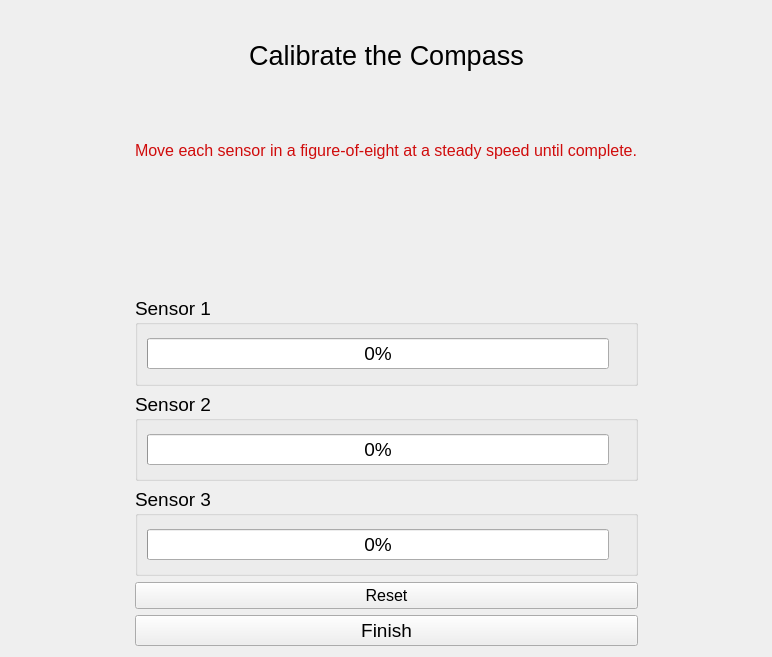
First picture: the form in LiveDataView/compass_cal_widget.ui, repository mmcinnes123/Delsys_GUI_For_Physios, before the edit.
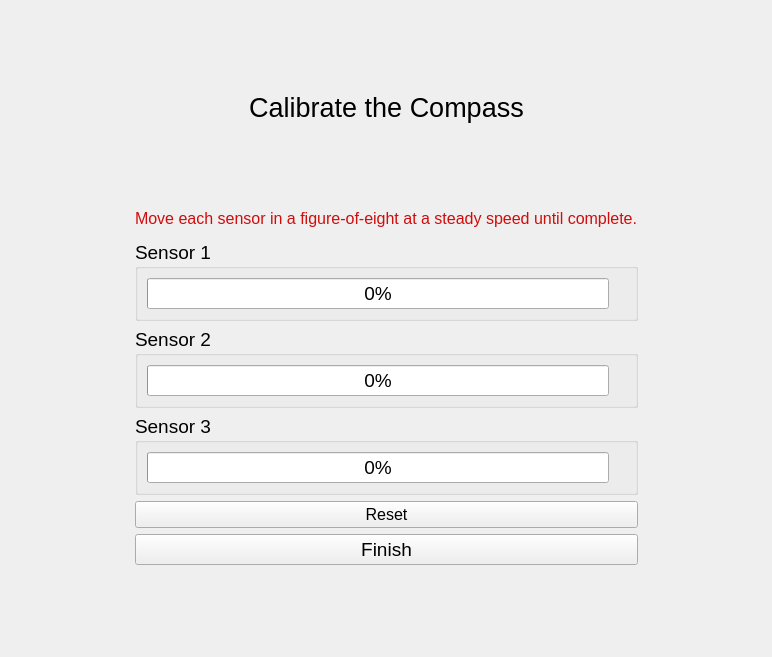
Second picture: the form after the edit.

Commit message: Small change in spacing of mag cal windwow.

Diff of the .ui file:
```diff
--- a/LiveDataView/compass_cal_widget.ui
+++ b/LiveDataView/compass_cal_widget.ui
@@ -14,7 +14,33 @@
    <string>Form</string>
   </property>
   <layout class="QGridLayout" name="gridLayout">
-   <item row="0" column="1">
+   <item row="1" column="0" rowspan="7">
+    <spacer name="horizontalSpacer">
+     <property name="orientation">
+      <enum>Qt::Horizontal</enum>
+     </property>
+     <property name="sizeHint" stdset="0">
+      <size>
+       <width>40</width>
+       <height>20</height>
+      </size>
+     </property>
+    </spacer>
+   </item>
+   <item row="1" column="2" rowspan="7">
+    <spacer name="horizontalSpacer_2">
+     <property name="orientation">
+      <enum>Qt::Horizontal</enum>
+     </property>
+     <property name="sizeHint" stdset="0">
+      <size>
+       <width>40</width>
+       <height>20</height>
+      </size>
+     </property>
+    </spacer>
+   </item>
+   <item row="1" column="1">
     <widget class="QLabel" name="label">
      <property name="font">
       <font>
@@ -29,44 +55,19 @@
      </property>
     </widget>
    </item>
-   <item row="7" column="1">
-    <widget class="QPushButton" name="finishButton">
-     <property name="font">
-      <font>
-       <pointsize>14</pointsize>
-      </font>
-     </property>
-     <property name="text">
-      <string>Finish</string>
-     </property>
-    </widget>
-   </item>
-   <item row="0" column="0" rowspan="6">
-    <spacer name="horizontalSpacer">
-     <property name="orientation">
-      <enum>Qt::Horizontal</enum>
-     </property>
-     <property name="sizeHint" stdset="0">
-      <size>
-       <width>40</width>
-       <height>20</height>
-      </size>
-     </property>
-    </spacer>
-   </item>
-   <item row="4" column="1">
-    <widget class="QGroupBox" name="groupBox_2">
+   <item row="5" column="1">
+    <widget class="QGroupBox" name="groupBox">
      <property name="font">
       <font>
        <pointsize>14</pointsize>
       </font>
      </property>
      <property name="title">
-      <string>Sensor 2</string>
+      <string>Sensor 1</string>
      </property>
-     <layout class="QHBoxLayout" name="horizontalLayout_2">
+     <layout class="QHBoxLayout" name="horizontalLayout">
       <item>
-       <widget class="QProgressBar" name="sensor2_progressBar">
+       <widget class="QProgressBar" name="sensor1_progressBar">
         <property name="font">
          <font>
           <pointsize>14</pointsize>
@@ -78,7 +79,7 @@
        </widget>
       </item>
       <item>
-       <widget class="QLabel" name="sensor2_progressLabel">
+       <widget class="QLabel" name="sensor1_progressLabel">
         <property name="palette">
          <palette>
           <active>
@@ -124,7 +125,7 @@
      </layout>
     </widget>
    </item>
-   <item row="1" column="1">
+   <item row="3" column="1">
     <widget class="QLabel" name="label_2">
      <property name="palette">
       <palette>
@@ -173,90 +174,7 @@
      </property>
     </widget>
    </item>
-   <item row="3" column="1">
-    <widget class="QGroupBox" name="groupBox">
-     <property name="font">
-      <font>
-       <pointsize>14</pointsize>
-      </font>
-     </property>
-     <property name="title">
-      <string>Sensor 1</string>
-     </property>
-     <layout class="QHBoxLayout" name="horizontalLayout">
-      <item>
-       <widget class="QProgressBar" name="sensor1_progressBar">
-        <property name="font">
-         <font>
-          <pointsize>14</pointsize>
-         </font>
-        </property>
-        <property name="value">
-         <number>0</number>
-        </property>
-       </widget>
-      </item>
-      <item>
-       <widget class="QLabel" name="sensor1_progressLabel">
-        <property name="palette">
-         <palette>
-          <active>
-           <colorrole role="WindowText">
-            <brush brushstyle="SolidPattern">
-             <color alpha="255">
-              <red>0</red>
-              <green>199</green>
-              <blue>0</blue>
-             </color>
-            </brush>
-           </colorrole>
-          </active>
-          <inactive>
-           <colorrole role="WindowText">
-            <brush brushstyle="SolidPattern">
-             <color alpha="255">
-              <red>0</red>
-              <green>199</green>
-              <blue>0</blue>
-             </color>
-            </brush>
-           </colorrole>
-          </inactive>
-          <disabled>
-           <colorrole role="WindowText">
-            <brush brushstyle="SolidPattern">
-             <color alpha="255">
-              <red>120</red>
-              <green>120</green>
-              <blue>120</blue>
-             </color>
-            </brush>
-           </colorrole>
-          </disabled>
-         </palette>
-        </property>
-        <property name="text">
-         <string/>
-        </property>
-       </widget>
-      </item>
-     </layout>
-    </widget>
-   </item>
-   <item row="0" column="2" rowspan="6">
-    <spacer name="horizontalSpacer_2">
-     <property name="orientation">
-      <enum>Qt::Horizontal</enum>
-     </property>
-     <property name="sizeHint" stdset="0">
-      <size>
-       <width>40</width>
-       <height>20</height>
-      </size>
-     </property>
-    </spacer>
-   </item>
-   <item row="5" column="1">
+   <item row="7" column="1">
     <widget class="QGroupBox" name="groupBox_3">
      <property name="font">
       <font>
@@ -326,7 +244,102 @@
      </layout>
     </widget>
    </item>
+   <item row="0" column="1">
+    <spacer name="verticalSpacer_2">
+     <property name="orientation">
+      <enum>Qt::Vertical</enum>
+     </property>
+     <property name="sizeHint" stdset="0">
+      <size>
+       <width>20</width>
+       <height>40</height>
+      </size>
+     </property>
+    </spacer>
+   </item>
    <item row="6" column="1">
+    <widget class="QGroupBox" name="groupBox_2">
+     <property name="font">
+      <font>
+       <pointsize>14</pointsize>
+      </font>
+     </property>
+     <property name="title">
+      <string>Sensor 2</string>
+     </property>
+     <layout class="QHBoxLayout" name="horizontalLayout_2">
+      <item>
+       <widget class="QProgressBar" name="sensor2_progressBar">
+        <property name="font">
+         <font>
+          <pointsize>14</pointsize>
+         </font>
+        </property>
+        <property name="value">
+         <number>0</number>
+        </property>
+       </widget>
+      </item>
+      <item>
+       <widget class="QLabel" name="sensor2_progressLabel">
+        <property name="palette">
+         <palette>
+          <active>
+           <colorrole role="WindowText">
+            <brush brushstyle="SolidPattern">
+             <color alpha="255">
+              <red>0</red>
+              <green>199</green>
+              <blue>0</blue>
+             </color>
+            </brush>
+           </colorrole>
+          </active>
+          <inactive>
+           <colorrole role="WindowText">
+            <brush brushstyle="SolidPattern">
+             <color alpha="255">
+              <red>0</red>
+              <green>199</green>
+              <blue>0</blue>
+             </color>
+            </brush>
+           </colorrole>
+          </inactive>
+          <disabled>
+           <colorrole role="WindowText">
+            <brush brushstyle="SolidPattern">
+             <color alpha="255">
+              <red>120</red>
+              <green>120</green>
+              <blue>120</blue>
+             </color>
+            </brush>
+           </colorrole>
+          </disabled>
+         </palette>
+        </property>
+        <property name="text">
+         <string/>
+        </property>
+       </widget>
+      </item>
+     </layout>
+    </widget>
+   </item>
+   <item row="9" column="1">
+    <widget class="QPushButton" name="finishButton">
+     <property name="font">
+      <font>
+       <pointsize>14</pointsize>
+      </font>
+     </property>
+     <property name="text">
+      <string>Finish</string>
+     </property>
+    </widget>
+   </item>
+   <item row="8" column="1">
     <widget class="QPushButton" name="resetButton">
      <property name="font">
       <font>
@@ -338,6 +351,32 @@
      </property>
     </widget>
    </item>
+   <item row="10" column="1">
+    <spacer name="verticalSpacer">
+     <property name="orientation">
+      <enum>Qt::Vertical</enum>
+     </property>
+     <property name="sizeHint" stdset="0">
+      <size>
+       <width>20</width>
+       <height>40</height>
+      </size>
+     </property>
+    </spacer>
+   </item>
+   <item row="2" column="1">
+    <spacer name="verticalSpacer_3">
+     <property name="orientation">
+      <enum>Qt::Vertical</enum>
+     </property>
+     <property name="sizeHint" stdset="0">
+      <size>
+       <width>20</width>
+       <height>20</height>
+      </size>
+     </property>
+    </spacer>
+   </item>
   </layout>
  </widget>
  <resources/>
```
The commit also changes 1 other file.
